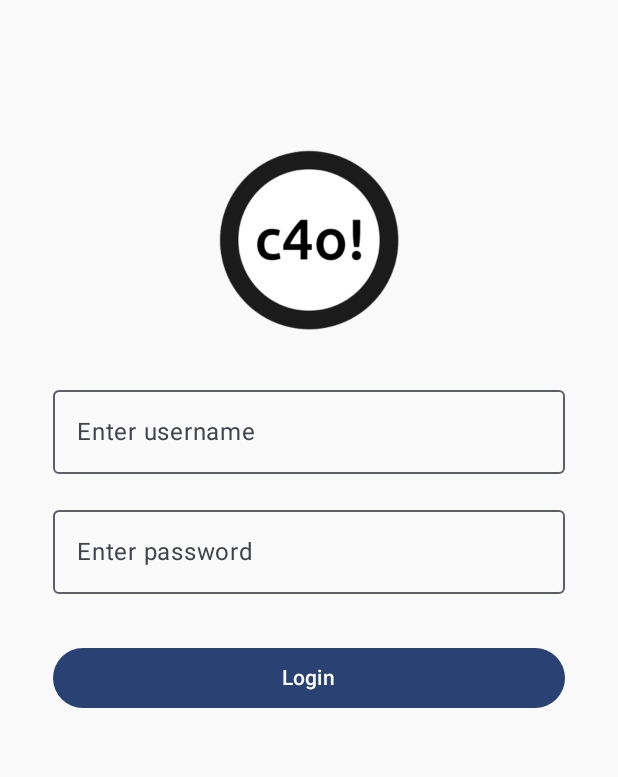
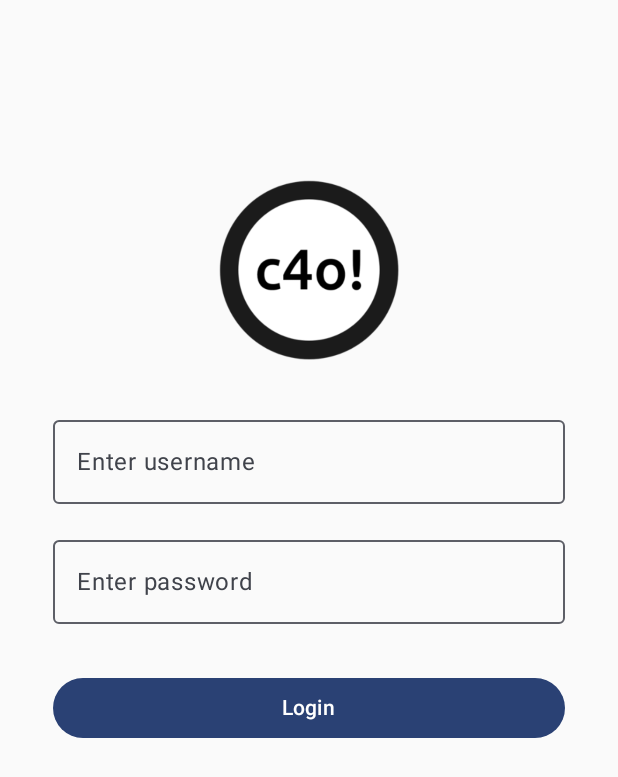
Before and after one commit to vietng322611/chat4osu-android, an Android app built with Jetpack Compose: the screen it shows after launch (LoginActivity), on a phone screen of 412 x 824 dp. Shown: the top 777 px of the screen. Run offline under Robolectric (Android 15) with nearby library versions, the phone set to English and light mode, and no system bars; our stand-ins replace Dagger/Hilt's generated code, constraintlayout-compose.

Commit message:
Refactor: Remove redundant lambda

```diff
--- a/app/src/main/java/com/chat4osu/activity/LoginActivity.kt
+++ b/app/src/main/java/com/chat4osu/activity/LoginActivity.kt
@@ -71,14 +71,18 @@ class LoginActivity : ComponentActivity() {
         var showProgress: Boolean by remember {
             mutableStateOf(false)
         }
-        loginViewModel.loadingState.observe(this, Observer {
-            uiLoadingState ->
+
+        loginViewModel.loadingState.observe(this) { uiLoadingState ->
             showProgress = when (uiLoadingState) {
-                is LoginViewModel.UILoadingState.Loading -> { true }
+                is LoginViewModel.UILoadingState.Loading -> {
+                    true
+                }
 
-                is LoginViewModel.UILoadingState.NotLoading -> { false }
+                is LoginViewModel.UILoadingState.NotLoading -> {
+                    false
+                }
             }
-        })
+        }
 
         ConstraintLayout(
             modifier = Modifier
@@ -99,7 +103,7 @@ class LoginActivity : ComponentActivity() {
                     .constrainAs(logo) {
                         start.linkTo(parent.start)
                         end.linkTo(parent.end)
-                        top.linkTo(parent.top, margin = 100.dp)
+                        top.linkTo(parent.top, margin = 120.dp)
                     }
             )
 
```
